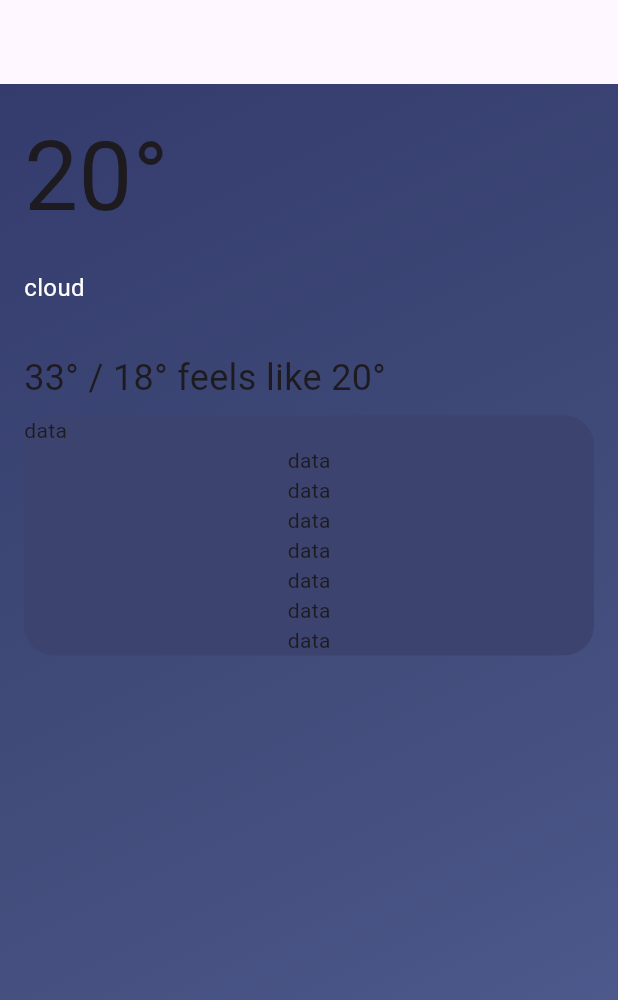
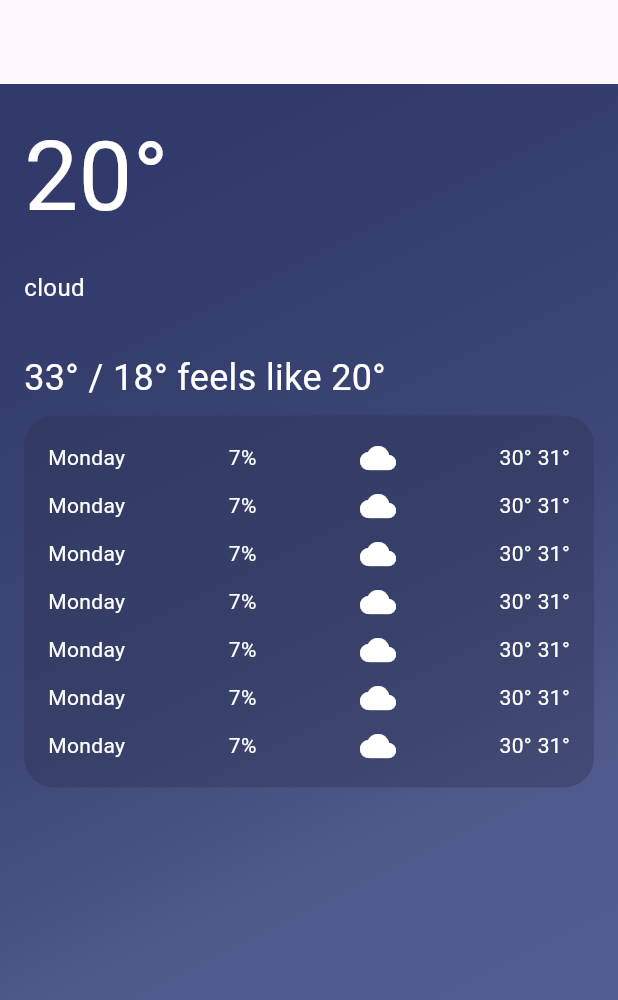
Before and after one commit to Mahmoudkhalafalah/NewsWeatherApp, a Flutter app: the screen it shows after launch, on a phone screen of 412 x 824 dp. Shown: the top 1000 px of the screen. Run offline on Flutter 3.47's test engine with Material 3 defaults, Android fonts, the phone set to English and light mode, and no system bars; our stand-ins replace dio, flutter_bloc.

Commit message:
weather screen created UI is under development: first conatainer of forcast days is done

```diff
--- a/lib/cubits/get_weather_cubit/get_weather_cubit.dart
+++ b/lib/cubits/get_weather_cubit/get_weather_cubit.dart
@@ -2,7 +2,7 @@ import 'package:flutter_bloc/flutter_bloc.dart';
 import '../../services/weather_serivce.dart';
 import 'package:news_weather_app_project/cubits/get_weather_cubit/get_weather_states.dart';
 
-class GetWeatherCubit extends Cubit<WeatherState> {
+/*class GetWeatherCubit extends Cubit<WeatherState> {
   GetWeatherCubit() : super(InitialState());
 
   getweather ({ required String cityname }) async {
@@ -17,4 +17,4 @@ class GetWeatherCubit extends Cubit<WeatherState> {
       emit();
     }
   }
-}
+}*/
--- a/lib/views/weather_details_view.dart
+++ b/lib/views/weather_details_view.dart
@@ -1,5 +1,3 @@
-import 'dart:ui';
-
 import 'package:flutter/cupertino.dart';
 import 'package:flutter/material.dart';
 
@@ -14,9 +12,13 @@ class WeatherDetails extends StatelessWidget {
               begin: Alignment.topLeft,
               end: Alignment.bottomRight,
               colors: [
-            Color(0xFF323A6B),
-            Color(0xff404B79),
+            Color(0xFF323A69),
+            Color(0xff323A6B),
+            Color(0xFF374270),
+            Color(0xFF3E4977),
+            Color(0xFF4F598A),
             Color(0xFF525D93),
+            Color(0xFF535D98),
           ])),
       child: Scaffold(
         backgroundColor: Colors.transparent,
@@ -32,6 +34,7 @@ class WeatherDetails extends StatelessWidget {
                     textAlign: TextAlign.left,
                     style: TextStyle(
                       fontSize: 64,
+                      color: Colors.white,
                     ),
                   ),
                 ],
@@ -61,6 +64,7 @@ class WeatherDetails extends StatelessWidget {
                     textAlign: TextAlign.left,
                     style: TextStyle(
                       fontSize: 24,
+                      color: Colors.white,
                     ),
                   ),
                 ],
@@ -71,22 +75,177 @@ class WeatherDetails extends StatelessWidget {
               Container(
                 decoration: BoxDecoration(
                   borderRadius: BorderRadius.all(Radius.circular(20)),
-                  color: Color(0xff3C436F)
+                  color: Color(0xff2d3253).withOpacity(0.4),
                 ),
+                padding: EdgeInsets.all(16),
                 child: Column(
                   children: [
                     Row(
+                      mainAxisAlignment: MainAxisAlignment.spaceBetween,
                       children: [
-                        Text('data'),
+                        Text(
+                          'Monday',
+                          style: TextStyle(color: Colors.white),
+                        ),
+                        Text(
+                          '7%',
+                          style: TextStyle(color: Colors.white),
+                        ),
+                        Icon(
+                          Icons.cloud,
+                          color: Colors.white,
+                        ),
+                        Text(
+                          '30° 31°',
+                          style: TextStyle(color: Colors.white),
+                        ),
                       ],
                     ),
-                    Text('data'),
-                    Text('data'),
-                    Text('data'),
-                    Text('data'),
-                    Text('data'),
-                    Text('data'),
-                    Text('data'),
+                    SizedBox(
+                      height: 8,
+                    ),
+                    Row(
+                      mainAxisAlignment: MainAxisAlignment.spaceBetween,
+                      children: [
+                        Text(
+                          'Monday',
+                          style: TextStyle(color: Colors.white),
+                        ),
+                        Text(
+                          '7%',
+                          style: TextStyle(color: Colors.white),
+                        ),
+                        Icon(
+                          Icons.cloud,
+                          color: Colors.white,
+                        ),
+                        Text(
+                          '30° 31°',
+                          style: TextStyle(color: Colors.white),
+                        ),
+                      ],
+                    ),
+                    SizedBox(
+                      height: 8,
+                    ),
+                    Row(
+                      mainAxisAlignment: MainAxisAlignment.spaceBetween,
+                      children: [
+                        Text(
+                          'Monday',
+                          style: TextStyle(color: Colors.white),
+                        ),
+                        Text(
+                          '7%',
+                          style: TextStyle(color: Colors.white),
+                        ),
+                        Icon(
+                          Icons.cloud,
+                          color: Colors.white,
+                        ),
+                        Text(
+                          '30° 31°',
+                          style: TextStyle(color: Colors.white),
+                        ),
+                      ],
+                    ),
+                    SizedBox(
+                      height: 8,
+                    ),
+                    Row(
+                      mainAxisAlignment: MainAxisAlignment.spaceBetween,
+                      children: [
+                        Text(
+                          'Monday',
+                          style: TextStyle(color: Colors.white),
+                        ),
+                        Text(
+                          '7%',
+                          style: TextStyle(color: Colors.white),
+                        ),
+                        Icon(
+                          Icons.cloud,
+                          color: Colors.white,
+                        ),
+                        Text(
+                          '30° 31°',
+                          style: TextStyle(color: Colors.white),
+                        ),
+                      ],
+                    ),
+                    SizedBox(
+                      height: 8,
+                    ),
+                    Row(
+                      mainAxisAlignment: MainAxisAlignment.spaceBetween,
+                      children: [
+                        Text(
+                          'Monday',
+                          style: TextStyle(color: Colors.white),
+                        ),
+                        Text(
+                          '7%',
+                          style: TextStyle(color: Colors.white),
+                        ),
+                        Icon(
+                          Icons.cloud,
+                          color: Colors.white,
+                        ),
+                        Text(
+                          '30° 31°',
+                          style: TextStyle(color: Colors.white),
+                        ),
+                      ],
+                    ),
+                    SizedBox(
+                      height: 8,
+                    ),
+                    Row(
+                      mainAxisAlignment: MainAxisAlignment.spaceBetween,
+                      children: [
+                        Text(
+                          'Monday',
+                          style: TextStyle(color: Colors.white),
+                        ),
+                        Text(
+                          '7%',
+                          style: TextStyle(color: Colors.white),
+                        ),
+                        Icon(
+                          Icons.cloud,
+                          color: Colors.white,
+                        ),
+                        Text(
+                          '30° 31°',
+                          style: TextStyle(color: Colors.white),
+                        ),
+                      ],
+                    ),
+                    SizedBox(
+                      height: 8,
+                    ),
+                    Row(
+                      mainAxisAlignment: MainAxisAlignment.spaceBetween,
+                      children: [
+                        Text(
+                          'Monday',
+                          style: TextStyle(color: Colors.white),
+                        ),
+                        Text(
+                          '7%',
+                          style: TextStyle(color: Colors.white),
+                        ),
+                        Icon(
+                          Icons.cloud,
+                          color: Colors.white,
+                        ),
+                        Text(
+                          '30° 31°',
+                          style: TextStyle(color: Colors.white),
+                        ),
+                      ],
+                    ),
+
                   ],
                 ),
               )
--- a/pubspec.yaml
+++ b/pubspec.yaml
@@ -37,6 +37,7 @@ dependencies:
   cupertino_icons: ^1.0.6
   dio: ^5.4.3+1
   intl: ^0.19.0
+  flutter_bloc: ^8.1.5
 
 dev_dependencies:
   flutter_test:
```
Also changed, not shown: pubspec.lock, 1 other file.
